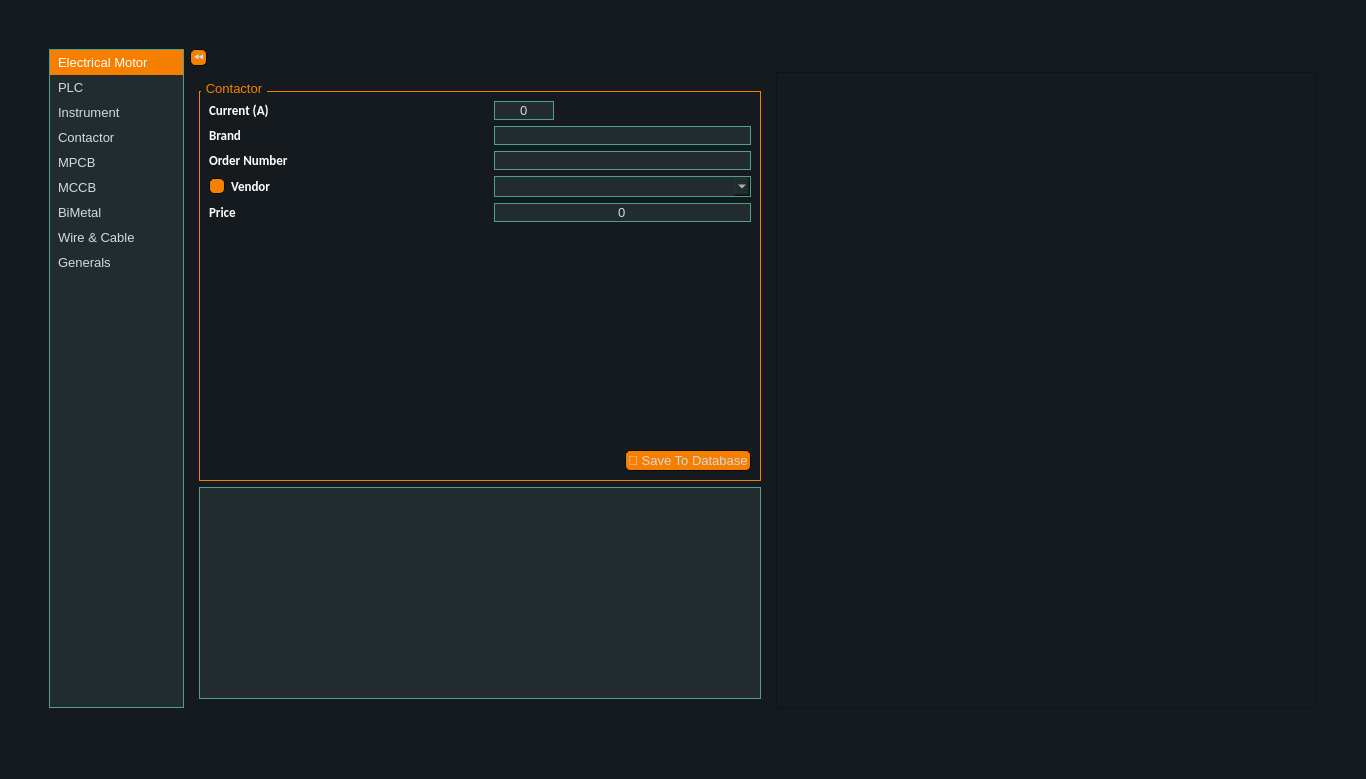
Old version of the form ui/data_entry/data_entry.ui in the repository AliTavakoliNiya/GriinPower.
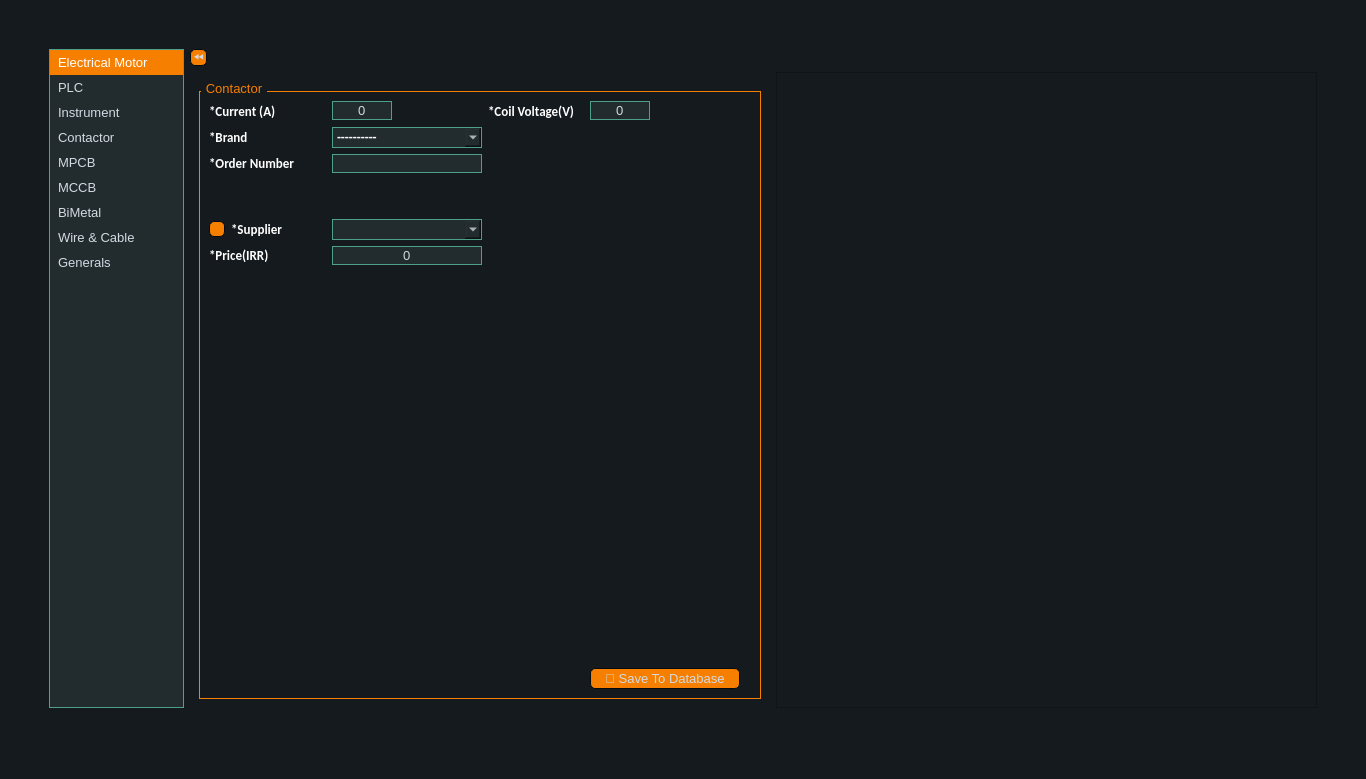
New version of the form. The open tabs and pages were chosen to show the change. Icons and pictures are not drawn.

The edit to the form file:
```diff
--- a/ui/data_entry/data_entry.ui
+++ b/ui/data_entry/data_entry.ui
@@ -2146,22 +2146,6 @@
       </widget>
       <widget class="QWidget" name="contactor">
        <layout class="QGridLayout" name="gridLayout_2">
-        <item row="2" column="0">
-         <widget class="QListWidget" name="listWidget">
-          <property name="minimumSize">
-           <size>
-            <width>0</width>
-            <height>200</height>
-           </size>
-          </property>
-          <property name="maximumSize">
-           <size>
-            <width>16777215</width>
-            <height>16777215</height>
-           </size>
-          </property>
-         </widget>
-        </item>
         <item row="1" column="0">
          <widget class="QGroupBox" name="contactor_gp_box">
           <property name="minimumSize">
@@ -2174,82 +2158,163 @@
            <string>Contactor</string>
           </property>
           <layout class="QGridLayout" name="gridLayout_4">
-           <item row="4" column="1">
+           <item row="5" column="1">
             <widget class="QLabel" name="label_7">
              <property name="text">
-              <string>Vendor</string>
+              <string>*Supplier</string>
              </property>
             </widget>
            </item>
-           <item row="4" column="0">
-            <widget class="QPushButton" name="contactor_add_vendor_btn7">
-             <property name="maximumSize">
-              <size>
-               <width>16</width>
-               <height>16</height>
-              </size>
-             </property>
-             <property name="text">
-              <string/>
-             </property>
-             <property name="icon">
-              <iconset>
-               <normaloff>../assets/plus.png</normaloff>../assets/plus.png</iconset>
-             </property>
-            </widget>
-           </item>
-           <item row="3" column="0" colspan="2">
-            <widget class="QLabel" name="label">
-             <property name="text">
-              <string>Order Number</string>
-             </property>
-            </widget>
-           </item>
-           <item row="6" column="0" colspan="2">
+           <item row="7" column="0" colspan="2">
             <widget class="QLabel" name="label_3">
              <property name="text">
-              <string>Price</string>
+              <string>*Price(IRR)</string>
              </property>
             </widget>
            </item>
-           <item row="8" column="0" colspan="5" alignment="Qt::AlignRight">
-            <widget class="QPushButton" name="contactor_save_btn">
+           <item row="5" column="0">
+            <widget class="QPushButton" name="contactor_add_supplier_btn">
              <property name="maximumSize">
               <size>
-               <width>150</width>
-               <height>16777215</height>
+               <width>16</width>
+               <height>16</height>
               </size>
              </property>
              <property name="text">
-              <string>💾 Save To Database</string>
+              <string/>
              </property>
-            </widget>
-           </item>
-           <item row="2" column="0" colspan="2">
-            <widget class="QLabel" name="label_9">
-             <property name="text">
-              <string>Brand</string>
+             <property name="icon">
+              <iconset>
+               <normaloff>../assets/plus.png</normaloff>../assets/plus.png</iconset>
              </property>
             </widget>
            </item>
            <item row="1" column="0" colspan="2">
             <widget class="QLabel" name="label_2">
              <property name="text">
-              <string>Current (A)</string>
+              <string>*Current (A)</string>
              </property>
             </widget>
            </item>
-           <item row="1" column="3" alignment="Qt::AlignLeft">
+           <item row="1" column="5">
+            <widget class="QSpinBox" name="contactor_coil_voltage">
+             <property name="minimumSize">
+              <size>
+               <width>0</width>
+               <height>0</height>
+              </size>
+             </property>
+             <property name="maximumSize">
+              <size>
+               <width>60</width>
+               <height>16777215</height>
+              </size>
+             </property>
+             <property name="alignment">
+              <set>Qt::AlignCenter</set>
+             </property>
+             <property name="buttonSymbols">
+              <enum>QAbstractSpinBox::NoButtons</enum>
+             </property>
+             <property name="maximum">
+              <number>999</number>
+             </property>
+            </widget>
+           </item>
+           <item row="1" column="4">
+            <widget class="QLabel" name="label_4">
+             <property name="maximumSize">
+              <size>
+               <width>16777215</width>
+               <height>16777215</height>
+              </size>
+             </property>
+             <property name="text">
+              <string>*Coil Voltage(V)</string>
+             </property>
+            </widget>
+           </item>
+           <item row="2" column="0" colspan="2">
+            <widget class="QLabel" name="label_9">
+             <property name="text">
+              <string>*Brand</string>
+             </property>
+            </widget>
+           </item>
+           <item row="3" column="2">
+            <widget class="QLineEdit" name="contactor_order_number">
+             <property name="minimumSize">
+              <size>
+               <width>0</width>
+               <height>0</height>
+              </size>
+             </property>
+             <property name="maximumSize">
+              <size>
+               <width>150</width>
+               <height>16777215</height>
+              </size>
+             </property>
+            </widget>
+           </item>
+           <item row="3" column="0" colspan="2">
+            <widget class="QLabel" name="label">
+             <property name="text">
+              <string>*Order Number</string>
+             </property>
+            </widget>
+           </item>
+           <item row="2" column="2">
+            <widget class="QComboBox" name="contactor_brand">
+             <item>
+              <property name="text">
+               <string>----------</string>
+              </property>
+             </item>
+             <item>
+              <property name="text">
+               <string>Schneider Electric</string>
+              </property>
+             </item>
+             <item>
+              <property name="text">
+               <string>Siemens</string>
+              </property>
+             </item>
+             <item>
+              <property name="text">
+               <string>Hyundai</string>
+              </property>
+             </item>
+            </widget>
+           </item>
+           <item row="4" column="2">
+            <spacer name="verticalSpacer_13">
+             <property name="orientation">
+              <enum>Qt::Vertical</enum>
+             </property>
+             <property name="sizeType">
+              <enum>QSizePolicy::Minimum</enum>
+             </property>
+             <property name="sizeHint" stdset="0">
+              <size>
+               <width>20</width>
+               <height>40</height>
+              </size>
+             </property>
+            </spacer>
+           </item>
+           <item row="1" column="2">
             <widget class="QSpinBox" name="contactor_current">
              <property name="minimumSize">
               <size>
-               <width>60</width>
+               <width>0</width>
                <height>0</height>
               </size>
              </property>
              <property name="maximumSize">
               <size>
-               <width>50</width>
+               <width>60</width>
                <height>16777215</height>
               </size>
              </property>
@@ -2264,49 +2329,80 @@
              </property>
             </widget>
            </item>
-           <item row="4" column="3" colspan="2">
-            <widget class="QComboBox" name="contactor_vendor_list"/>
-           </item>
-           <item row="6" column="3" colspan="2">
+           <item row="7" column="2">
             <widget class="QLineEdit" name="contactor_price">
-             <property name="text">
-              <string>0</string>
-             </property>
-             <property name="alignment">
-              <set>Qt::AlignCenter</set>
-             </property>
-            </widget>
-           </item>
-           <item row="3" column="3" colspan="2">
-            <widget class="QLineEdit" name="contactor_order_number">
              <property name="minimumSize">
               <size>
-               <width>150</width>
+               <width>0</width>
                <height>0</height>
               </size>
              </property>
-            </widget>
-           </item>
-           <item row="2" column="3" colspan="2">
-            <widget class="QLineEdit" name="contactor_brand">
+             <property name="maximumSize">
+              <size>
+               <width>150</width>
+               <height>16777215</height>
+              </size>
+             </property>
+             <property name="text">
+              <string>0</string>
+             </property>
              <property name="alignment">
               <set>Qt::AlignCenter</set>
              </property>
             </widget>
            </item>
-           <item row="7" column="3">
+           <item row="5" column="2">
+            <widget class="QComboBox" name="contactor_supplier_list">
+             <property name="maximumSize">
+              <size>
+               <width>150</width>
+               <height>16777215</height>
+              </size>
+             </property>
+            </widget>
+           </item>
+           <item row="8" column="5">
             <spacer name="verticalSpacer_2">
              <property name="orientation">
               <enum>Qt::Vertical</enum>
              </property>
              <property name="sizeHint" stdset="0">
               <size>
-               <width>20</width>
+               <width>1</width>
                <height>40</height>
               </size>
              </property>
             </spacer>
            </item>
+           <item row="1" column="6">
+            <spacer name="horizontalSpacer_3">
+             <property name="orientation">
+              <enum>Qt::Horizontal</enum>
+             </property>
+             <property name="sizeType">
+              <enum>QSizePolicy::Minimum</enum>
+             </property>
+             <property name="sizeHint" stdset="0">
+              <size>
+               <width>40</width>
+               <height>20</height>
+              </size>
+             </property>
+            </spacer>
+           </item>
+           <item row="9" column="5" colspan="2">
+            <widget class="QPushButton" name="contactor_save_btn">
+             <property name="maximumSize">
+              <size>
+               <width>150</width>
+               <height>16777215</height>
+              </size>
+             </property>
+             <property name="text">
+              <string>💾 Save To Database</string>
+             </property>
+            </widget>
+           </item>
           </layout>
          </widget>
         </item>
```
Left out of the diff: 91 changed lines with no effect on the pictures.
